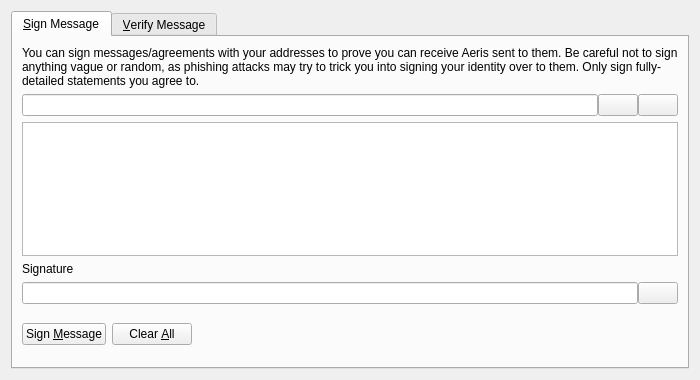
Above: src/qt/forms/signverifymessagedialog.ui from sophya-22/aeriscoin before the change. Below: the same form after it.
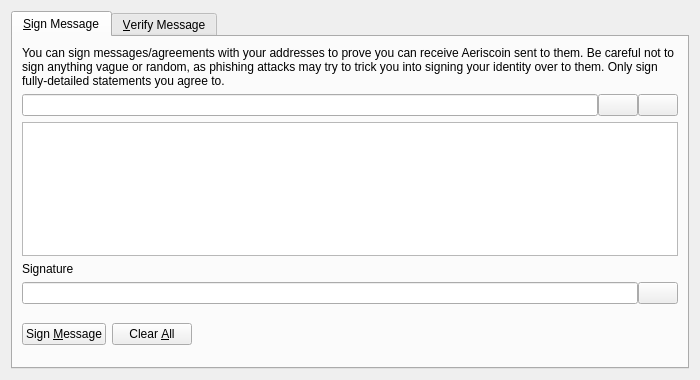
That is the form after the change. Custom widgets are drawn as their Qt base class.

Patch:
```diff
--- a/src/qt/forms/signverifymessagedialog.ui
+++ b/src/qt/forms/signverifymessagedialog.ui
@@ -30,7 +30,7 @@
        <item>
         <widget class="QLabel" name="infoLabel_SM">
          <property name="text">
-          <string>You can sign messages/agreements with your addresses to prove you can receive Aeris sent to them. Be careful not to sign anything vague or random, as phishing attacks may try to trick you into signing your identity over to them. Only sign fully-detailed statements you agree to.</string>
+          <string>You can sign messages/agreements with your addresses to prove you can receive Aeriscoin sent to them. Be careful not to sign anything vague or random, as phishing attacks may try to trick you into signing your identity over to them. Only sign fully-detailed statements you agree to.</string>
          </property>
          <property name="textFormat">
           <enum>Qt::PlainText</enum>
```
Left out of the diff: 8 changed lines with no effect on the pictures.
